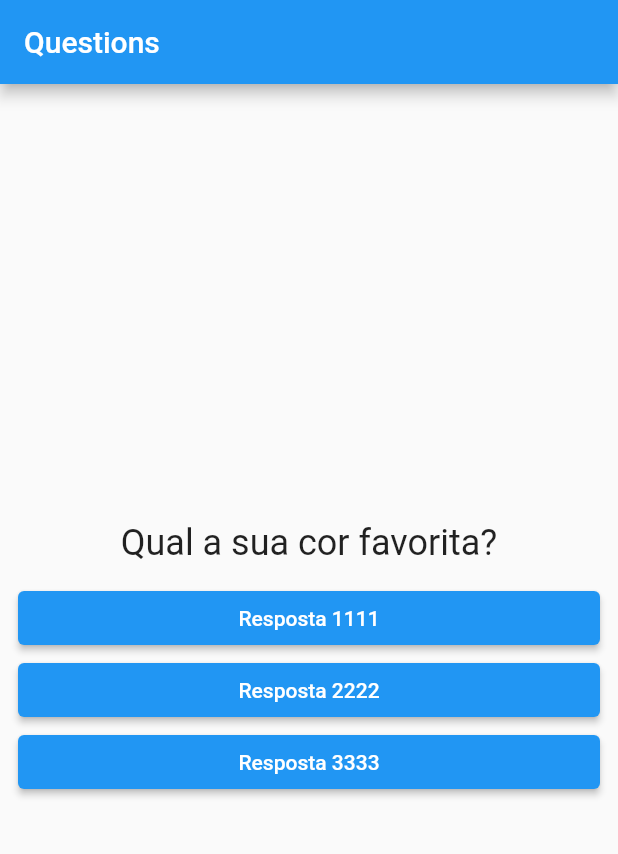
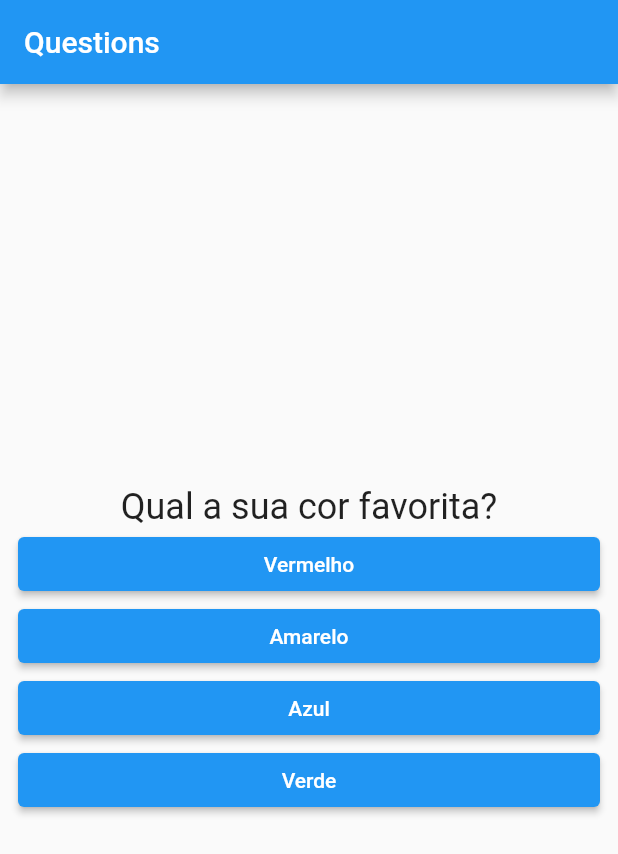
Before and after one commit to LeSales/app_perguntas, a Flutter app: the QuestionPage screen opened directly, on a phone screen of 412 x 824 dp. Shown: the top 854 px of the screen. Run offline on Flutter 3.47's test engine with Material 2 defaults, Android fonts, the phone set to English and light mode, and no system bars; our stand-ins replace introduction_screen, lottie.

Commit message:
add dynamic answer list render

```diff
--- a/lib/screens/question/question_page.dart
+++ b/lib/screens/question/question_page.dart
@@ -13,8 +13,14 @@ class _QuestionPageState extends State<QuestionPage> {
   @override
   Widget build(BuildContext context) {
     final questions = [
-      "Qual a sua cor favorita?",
-      "Qual o seu animal favorito?",
+      {
+        'text': "Qual a sua cor favorita?",
+        'answer': ['Vermelho', 'Amarelo', 'Azul', 'Verde']
+      },
+      {
+        'text': "Qual o seu animal favorito?",
+        'answer': ['Macaco', 'Leão', 'Cobra', 'Papagaio']
+      },
     ];
 
     void answerQuestion() {
@@ -23,8 +29,12 @@ class _QuestionPageState extends State<QuestionPage> {
           selectedQuestion++;
         });
       }
-      print(selectedQuestion);
     }
+
+    List<String> answer = questions[selectedQuestion].cast()['answer'];
+    List<Widget> widgets = answer
+        .map((t) => Answers(answer: t, onSelected: answerQuestion))
+        .toList();
 
     return WillPopScope(
       onWillPop: () async {
@@ -43,14 +53,12 @@ class _QuestionPageState extends State<QuestionPage> {
                 mainAxisAlignment: MainAxisAlignment.center,
                 children: [
                   Question(
-                    text: questions[selectedQuestion],
+                    text: questions[selectedQuestion]['text'].toString(),
                   ),
+                  ...widgets,
                   SizedBox(
                     height: 12,
                   ),
-                  Answers(answer: "Resposta 1111", onSelected: () {}),
-                  Answers(answer: "Resposta 2222", onSelected: () {}),
-                  Answers(answer: "Resposta 3333", onSelected: () {}),
                 ],
               ),
             ),
```
